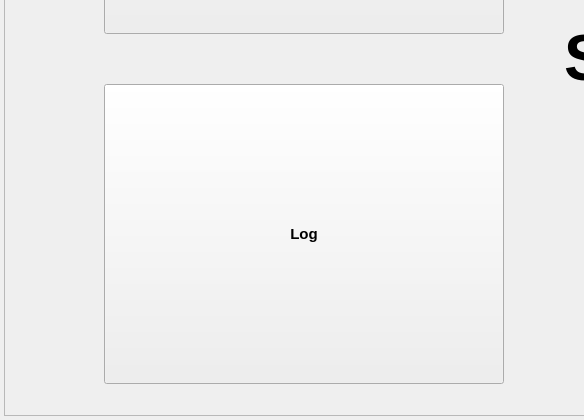
Qt form gui/mainwidget/src/search/searchdialog.ui (yjsin-emastec/neptune) before a commit; both pictures show x 0 to 584 and y 300 to 720 of the 1280 by 720 pixel window.
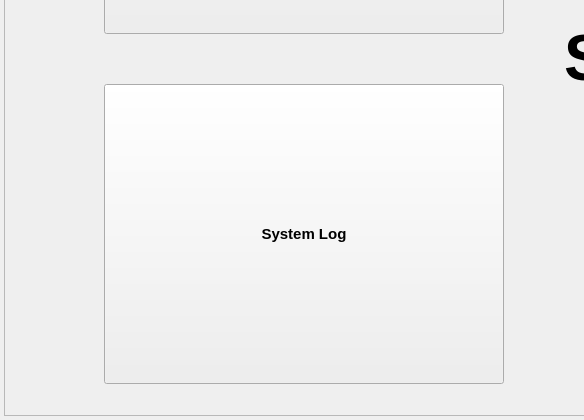
The same form after that commit.

Commit message: Edit phrase related to the log function 원인 - 시스템 로그와 이벤트 로그의 구분을 명확히 구분하기 문구 변경 내용 - 로그 관련 기능의 문구를 수정 (Log -> System Log)

```diff
--- a/gui/mainwidget/src/search/searchdialog.ui
+++ b/gui/mainwidget/src/search/searchdialog.ui
@@ -173,7 +173,7 @@
      </font>
     </property>
     <property name="text">
-     <string>Log</string>
+     <string>System Log</string>
     </property>
     <property name="flat">
      <bool>false</bool>
```
The commit also changes 18 other files.
